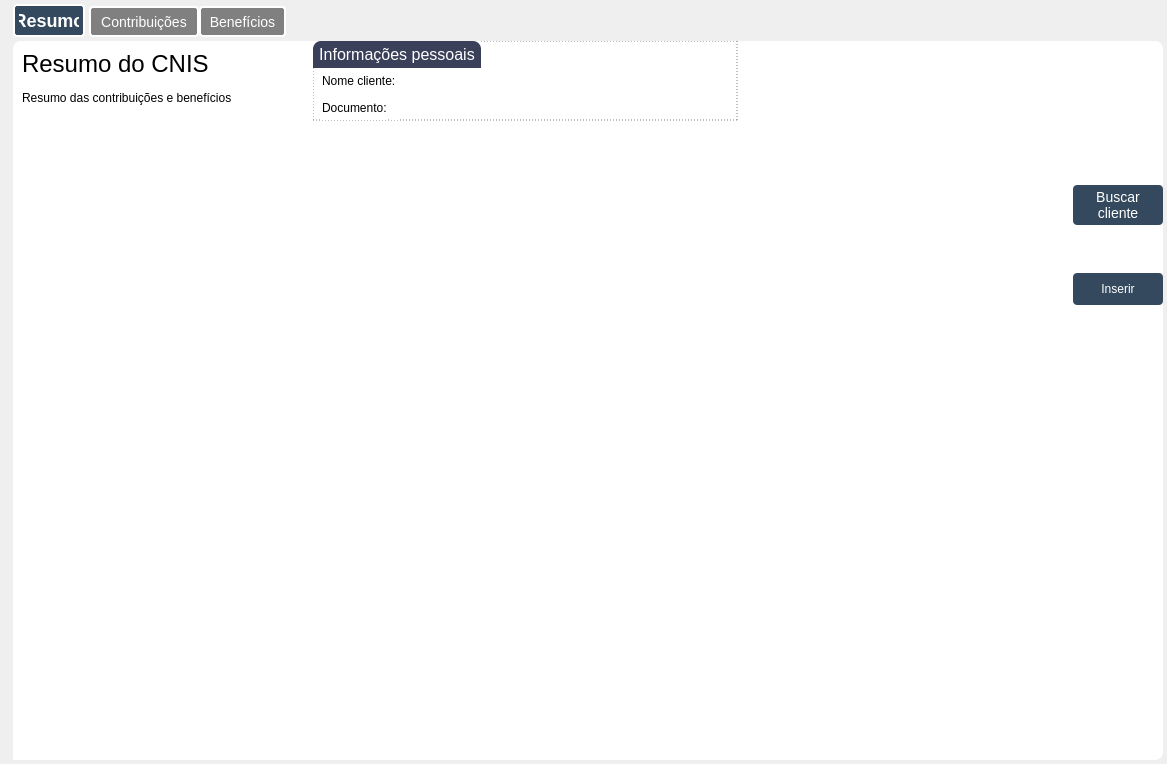
Old version of the form Design/UI/tabResumoCNIS.ui in the repository newprev/PrevCliente.
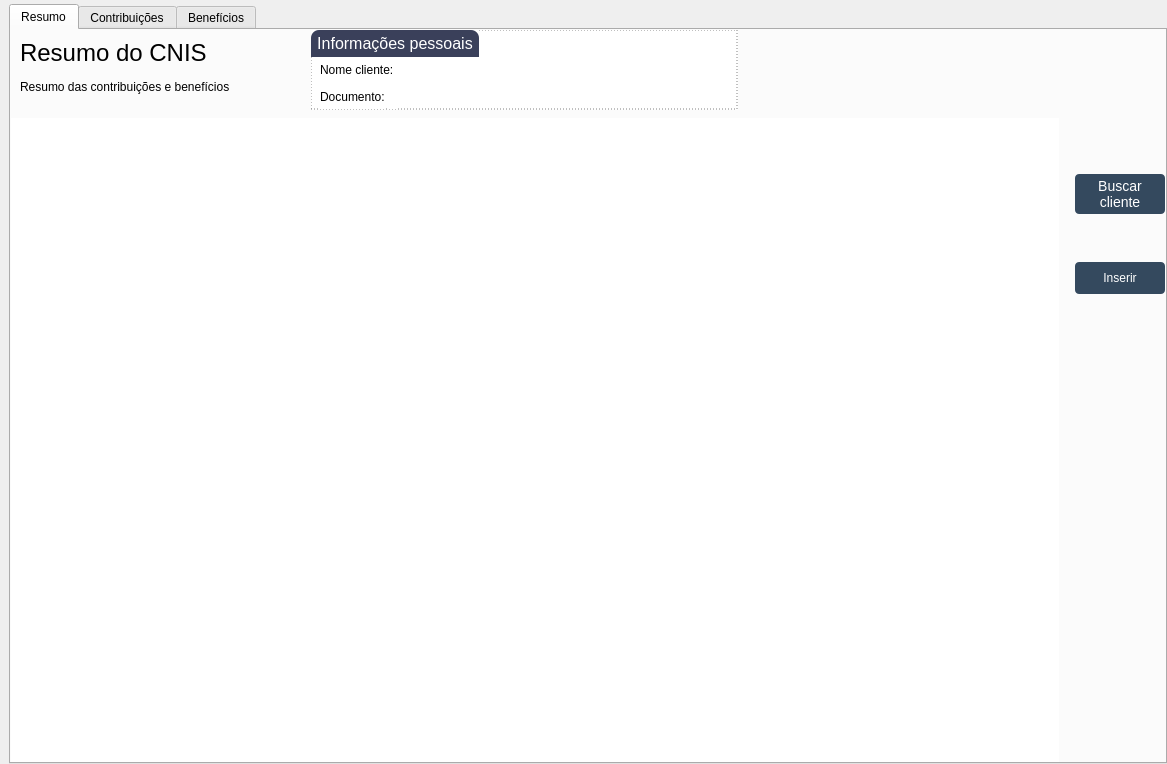
New version of the form. Icons and pictures are not drawn.

Commit message:
Resolvendo bug e layout
- Resolução do bug do arquivo modulos.txt;
- Troca de nome do arquivo. De modulos.txt para requirements.txt;
- Padronização dos tabs da tela Resumos do CNIS;

What changed in the file:
```diff
--- a/Design/UI/tabResumoCNIS.ui
+++ b/Design/UI/tabResumoCNIS.ui
@@ -20,7 +20,7 @@
    <string>Form</string>
   </property>
   <property name="styleSheet">
-   <string notr="true">#tabContribuicoes,
+   <string notr="true">/*#tabContribuicoes,
 #tabMain, 
 #tabCalculos,
 #tabBeneficios,
@@ -36,23 +36,16 @@
 #tabMain::pane {
 	background-color: transparent;
 	border-radius: 8px;
-/*	border-top: 4px solid rgb(52, 73, 94);
-	border-bottom: 4px solid rgb(52, 73, 94);
-	border-right: 4px solid rgb(52, 73, 94);
-	border-left: 4px solid rgba(66, 147, 215, 255);*/
-
 	border: 4px solid transparent;
 }
 
 #tabMain::tab-bar {
-	/*left: 250px;*/
 	alignment: center;
 	width: 60ex;
 }
 
 QTabBar::tab{
 	background: grey;
-/*	color: rgb(52, 73, 94);*/
 	color: white;
 	border-top-left-radius: 4px;
 	border-top-right-radius: 4px;
@@ -68,7 +61,6 @@
 	background: rgb(52, 73, 94);
 	font-weight: bold;
 	color: white;
-/*	min-width: 3ex;*/
 	margin-left: 4px;
 	margin-right: 4px;
 
@@ -88,6 +80,53 @@
 
 QTabBar::tab:!selected {
 	margin-top: 2px;
+}*/
+
+
+/* --------------------------------------------------  New -------------------------------------------------- */
+
+#tabContribuicoes,
+#tabMain, 
+#tabCalculos,
+#tabBeneficios,
+#tabResumo {
+	border-radius: 8px;
+	background-color: transparent;
+	padding: 4px;
+	
+	font-family: &quot;TeX Gyre Adventor&quot;;
+	font-size: 16px;
+}
+
+#tabMain::pane {
+	border-top: 2px solid lightgrey;
+	margin-top: -5px;
+}
+
+#tabMain::tab-bar {
+	alignment: center;
+}
+
+#tabMain &gt; QTabBar::tab {
+	background-color: transparent	;
+	font-family: &quot;TeX Gyre Adventor&quot;;
+	font-size: 16px;
+	padding: 8px;
+	min-width: 100px;
+	min-height: 20px;
+}
+
+#tabMain &gt; QTabBar::tab:selected {
+	background-color: transparent	;
+	font-family: &quot;TeX Gyre Adventor&quot;;
+	font-size: 20px;
+	padding: 8px;
+	margin: 2px;
+	color:	rgb(82, 111, 139);
+
+	border-style: solid;
+	border-width: 3px;
+	border-color: transparent transparent rgb(82, 111, 139) transparent;
 }</string>
   </property>
   <layout class="QHBoxLayout" name="horizontalLayout">
@@ -590,8 +629,8 @@
                  <rect>
                   <x>0</x>
                   <y>0</y>
-                  <width>1044</width>
-                  <height>634</height>
+                  <width>1052</width>
+                  <height>629</height>
                  </rect>
                 </property>
                </widget>
```
Left out of the diff: 1 changed line with no effect on the pictures. The commit also changes 1 other file.
